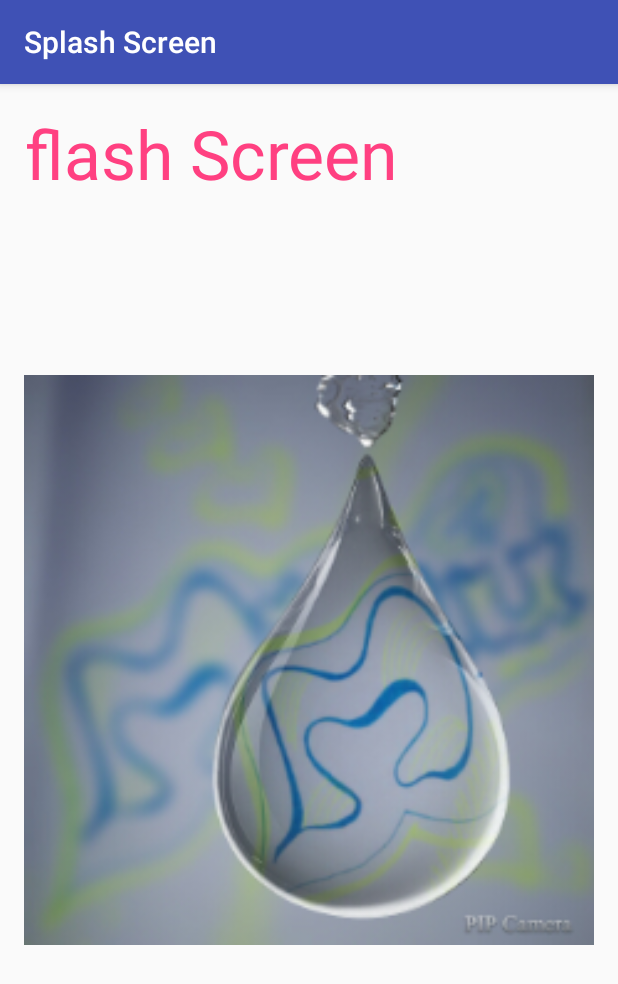
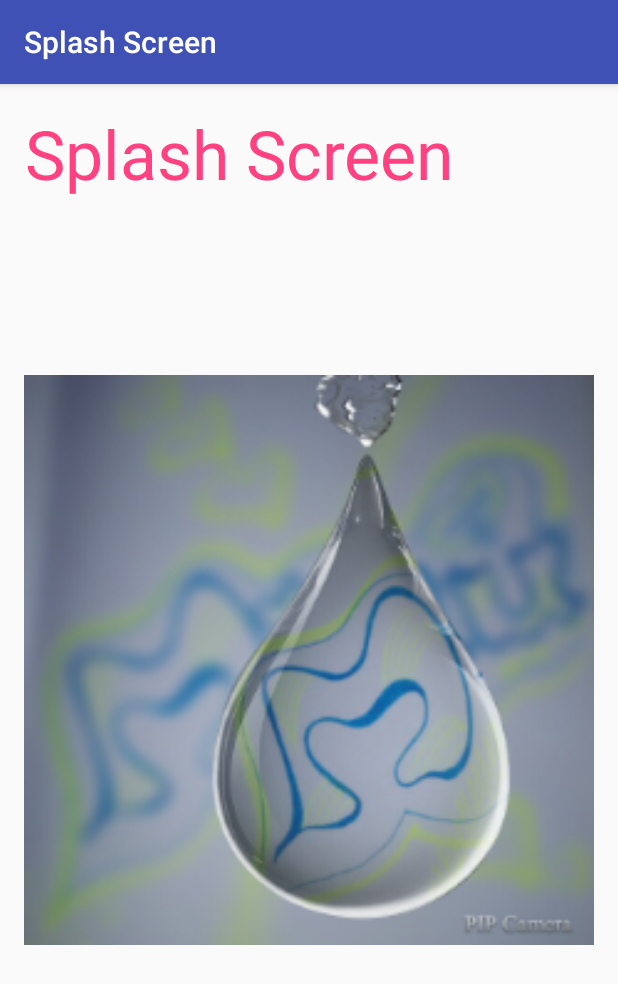
Before and after one commit to MeghanaBaratam/Example, an Android app: the Splash screen opened directly, with no data from a screen before it, on a phone screen of 412 x 824 dp. Shown: the top 984 px of the screen. Run offline under Robolectric (Android 15) with nearby library versions, the phone set to English and light mode, and no system bars.

Commit message:
replaced flash screen to Splash screen in content_main.xml

```diff
--- a/app/src/main/res/layout/content_main.xml
+++ b/app/src/main/res/layout/content_main.xml
@@ -16,7 +16,7 @@
     <TextView
         android:layout_width="wrap_content"
         android:layout_height="wrap_content"
-        android:text="flash Screen"
+        android:text="Splash Screen"
         android:textSize="45sp"
         android:textColor="@color/colorAccent"
         android:gravity="center"
```
